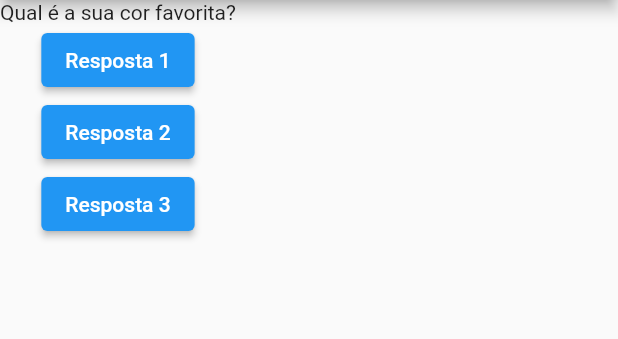
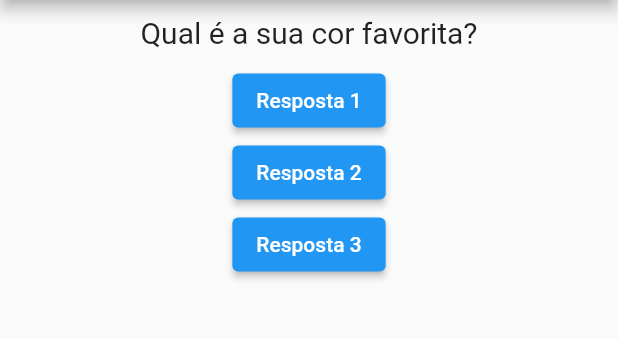
Before and after one commit to caique-dourado/projeto_perguntas, a Flutter app: the screen it shows after launch, on a phone screen of 412 x 824 dp, the part 84-423 px from its top. Run offline on Flutter 3.47's test engine with Material 2 defaults, Android fonts, the phone set to English and light mode, and no system bars.

Commit message:
feat: construindo a UI 🚧

```diff
--- a/lib/questao.dart
+++ b/lib/questao.dart
@@ -7,6 +7,14 @@ class Questao extends StatelessWidget {
 
   @override
   Widget build(BuildContext context) {
-    return Text(texto);
+    return Container(
+      width: double.infinity,
+      margin: const EdgeInsets.all(10),
+      child: Text(
+        texto,
+        style: const TextStyle(fontSize: 20),
+        textAlign: TextAlign.center,
+      ),
+    );
   }
 }
```
